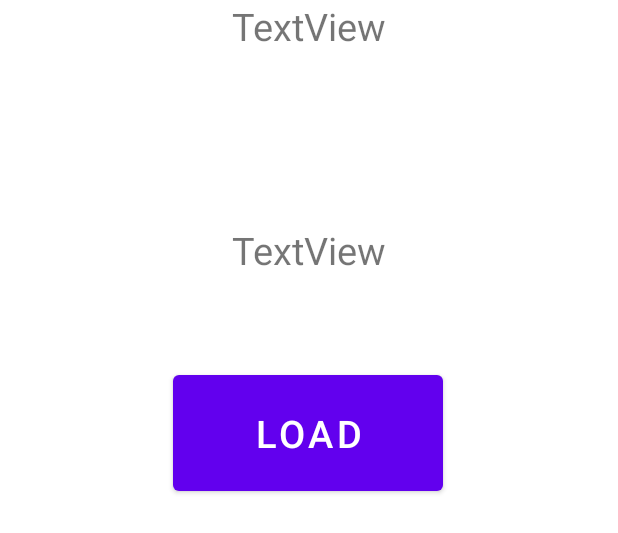
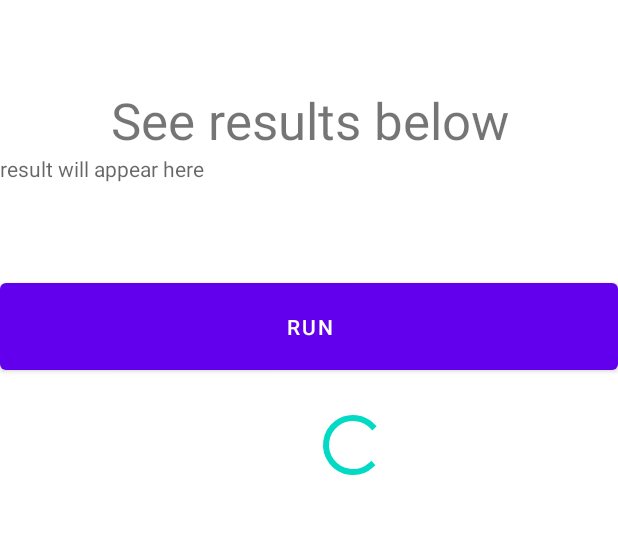
Before and after one commit to mkamar17/OnlineShopApp, an Android app: the layout activity_main.xml on its own in the app's theme, with its tools: preview values and no code run, on a phone screen of 412 x 824 dp. Shown: the top 533 px of the screen. Run offline under Robolectric (Android 15) with nearby library versions, the phone set to English and light mode, and no system bars.

```diff
--- a/app/build.gradle
+++ b/app/build.gradle
@@ -36,4 +36,5 @@ dependencies {
     testImplementation 'junit:junit:4.13.2'
     androidTestImplementation 'androidx.test.ext:junit:1.1.3'
     androidTestImplementation 'androidx.test.espresso:espresso-core:3.4.0'
+    implementation files('libs/jtds-1.3.1.jar')
 }
--- a/app/src/main/res/layout/activity_main.xml
+++ b/app/src/main/res/layout/activity_main.xml
@@ -1,43 +1,56 @@
 <?xml version="1.0" encoding="utf-8"?>
-<androidx.constraintlayout.widget.ConstraintLayout xmlns:android="http://schemas.android.com/apk/res/android"
+<RelativeLayout xmlns:android="http://schemas.android.com/apk/res/android"
     xmlns:app="http://schemas.android.com/apk/res-auto"
     xmlns:tools="http://schemas.android.com/tools"
     android:layout_width="match_parent"
     android:layout_height="match_parent"
     tools:context=".MainActivity">
 
-    <Button
-        android:id="@+id/load"
-        android:layout_width="180dp"
-        android:layout_height="89dp"
-        android:onClick="GetTextFromSQL"
-        android:text="load"
-        android:textSize="25sp"
-        app:layout_constraintBottom_toBottomOf="parent"
-        app:layout_constraintEnd_toEndOf="parent"
-        app:layout_constraintHorizontal_bias="0.498"
-        app:layout_constraintStart_toStartOf="parent"
-        app:layout_constraintTop_toTopOf="parent"
-        app:layout_constraintVertical_bias="0.332" />
+    <LinearLayout
+        android:orientation="vertical"
+        android:layout_width="match_parent"
+        android:layout_height="match_parent">
 
-    <TextView
-        android:id="@+id/textView"
-        android:layout_width="wrap_content"
-        android:layout_height="wrap_content"
-        android:text="TextView"
-        android:textSize="25sp"
-        app:layout_constraintBottom_toTopOf="@+id/textView2"
-        app:layout_constraintEnd_toEndOf="parent"
-        app:layout_constraintStart_toStartOf="parent"
-        app:layout_constraintTop_toBottomOf="@+id/load" />
+        <TextView
+            android:layout_width="match_parent"
+            android:layout_height="wrap_content"
+            android:text="See results below"
+            android:gravity="center_horizontal"
+            android:textSize="34sp"
+            android:id="@+id/textView"
+            android:layout_alignParentTop="true"
+            android:layout_centerHorizontal="true"
+            android:layout_marginTop="57dp"/>
 
-    <TextView
-        android:id="@+id/textView2"
-        android:layout_width="wrap_content"
-        android:layout_height="wrap_content"
-        android:text="TextView"
-        android:textSize="25sp"
-        app:layout_constraintEnd_toEndOf="parent"
-        app:layout_constraintStart_toStartOf="parent"
-        tools:layout_editor_absoluteY="478dp" />
-</androidx.constraintlayout.widget.ConstraintLayout>
+        <TextView
+            android:layout_width="match_parent"
+            android:layout_height="40dp"
+            android:id="@+id/textView2"
+            android:hint="result will appear here"/>
+
+        <Button
+            android:layout_width="match_parent"
+            android:layout_height="70dp"
+            android:text="run"
+            android:id="@+id/button"
+            android:layout_marginTop="40dp"
+            android:layout_below="@+id/editText2"
+            android:layout_alignParentRight="true"
+            android:layout_alignParentEnd="true"
+            android:onClick="onClickLogin"/>
+
+        <ProgressBar
+            style="?android:attr/progressBarStyle"
+            android:layout_width="match_parent"
+            android:layout_height="wrap_content"
+            android:layout_below="@+id/button"
+            android:layout_alignParentLeft="true"
+            android:layout_alignParentStart="true"
+            android:layout_marginLeft="59dp"
+            android:layout_marginStart="59dp"
+            android:layout_marginTop="20dp"
+            android:id="@+id/progressBar"/>
+    </LinearLayout>
+
+
+</RelativeLayout>
```
Also changed, not shown: app/src/main/AndroidManifest.xml (+4 -3 lines), app/src/main/java/com/treehouse/onlineshopapp/ConnectionHelper.java (deleted, +0 -37 lines), app/src/main/java/com/treehouse/onlineshopapp/MainActivity.java (+96 -21 lines).
